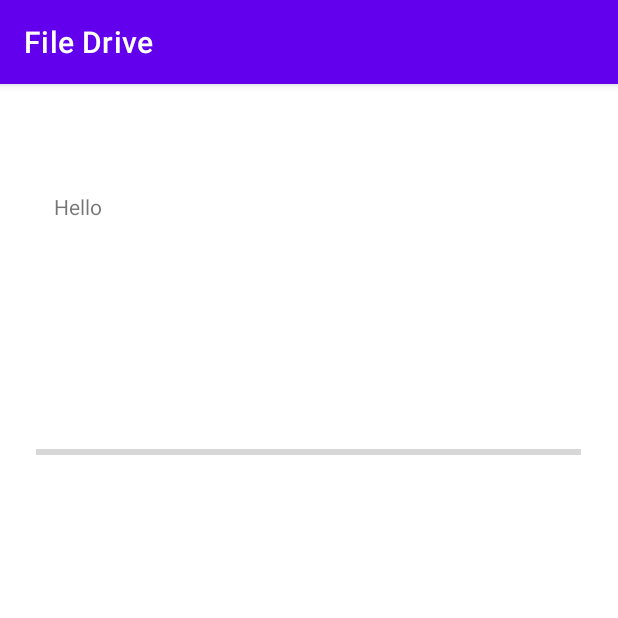
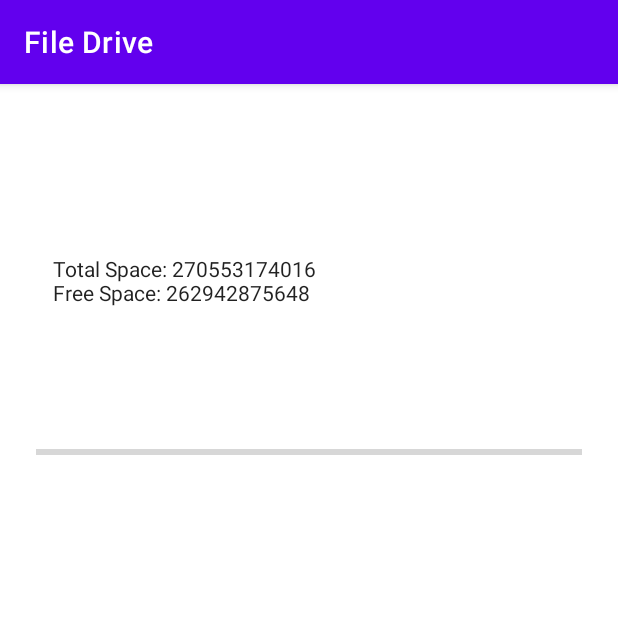
Before and after one commit to CHENNUPATIBALU/FileDrive, an Android app: the fragment StorageFragment shown on its own in the app's theme, on a phone screen of 412 x 824 dp, the top half of it. Run offline under Robolectric (Android 15) with nearby library versions, the phone set to English and light mode, and no system bars.

Commit message:
Drive,Storage Fragments updated

```diff
--- a/app/src/main/java/com/chennupatibalu/filedrive/SignUpActivity.java
+++ b/app/src/main/java/com/chennupatibalu/filedrive/SignUpActivity.java
@@ -52,7 +52,7 @@ public class SignUpActivity extends AppCompatActivity {
                     Toast.makeText(getApplicationContext(), "Sign Up failed", Toast.LENGTH_LONG).show();
                 } else {
                     Toast.makeText(getApplicationContext(), "Sign Up Success", Toast.LENGTH_SHORT).show();
-                    startActivity(new Intent(SignUpActivity.this, DriveFragment.class));
+                    startActivity(new Intent(SignUpActivity.this, MainActivity.class));
                     pb.setVisibility(View.GONE);
                     finish();
                     Toast.makeText(getApplicationContext(), "Welcome "+name, Toast.LENGTH_LONG).show();
--- a/app/src/main/java/com/chennupatibalu/filedrive/StorageFragment.java
+++ b/app/src/main/java/com/chennupatibalu/filedrive/StorageFragment.java
@@ -1,64 +1,38 @@
 package com.chennupatibalu.filedrive;
 
 import android.os.Bundle;
-
-import androidx.fragment.app.Fragment;
-
+import android.os.Environment;
 import android.view.LayoutInflater;
 import android.view.View;
 import android.view.ViewGroup;
 
-/**
- * A simple {@link Fragment} subclass.
- * Use the {@link StorageFragment#newInstance} factory method to
- * create an instance of this fragment.
- */
+import android.app.Fragment;
+import android.widget.ProgressBar;
+import android.widget.TextView;
+
 public class StorageFragment extends Fragment {
-
-    // TODO: Rename parameter arguments, choose names that match
-    // the fragment initialization parameters, e.g. ARG_ITEM_NUMBER
-    private static final String ARG_PARAM1 = "param1";
-    private static final String ARG_PARAM2 = "param2";
-
-    // TODO: Rename and change types of parameters
-    private String mParam1;
-    private String mParam2;
-
-    public StorageFragment() {
-        // Required empty public constructor
-    }
-
-    /**
-     * Use this factory method to create a new instance of
-     * this fragment using the provided parameters.
-     *
-     * @param param1 Parameter 1.
-     * @param param2 Parameter 2.
-     * @return A new instance of fragment StorageFragment.
-     */
-    // TODO: Rename and change types and number of parameters
-    public static StorageFragment newInstance(String param1, String param2) {
-        StorageFragment fragment = new StorageFragment();
-        Bundle args = new Bundle();
-        args.putString(ARG_PARAM1, param1);
-        args.putString(ARG_PARAM2, param2);
-        fragment.setArguments(args);
-        return fragment;
-    }
 
     @Override
     public void onCreate(Bundle savedInstanceState) {
         super.onCreate(savedInstanceState);
-        if (getArguments() != null) {
-            mParam1 = getArguments().getString(ARG_PARAM1);
-            mParam2 = getArguments().getString(ARG_PARAM2);
-        }
     }
 
     @Override
     public View onCreateView(LayoutInflater inflater, ViewGroup container,
                              Bundle savedInstanceState) {
         // Inflate the layout for this fragment
-        return inflater.inflate(R.layout.fragment_storage, container, false);
+        View view = inflater.inflate(R.layout.fragment_storage, container, false);
+
+        ProgressBar pb = view.findViewById(R.id.storageProgressBar);
+
+        long totalSpace = Environment.getExternalStorageDirectory().getTotalSpace();
+        long freeSpace = Environment.getExternalStorageDirectory().getFreeSpace();
+
+        TextView tv = view.findViewById(R.id.storageTextView);
+        tv.setText("Total Space: "+totalSpace+"\n"+"Free Space: "+freeSpace);
+        pb.setMax((int)totalSpace);
+        pb.setProgress((int)(freeSpace));
+
+        return view;
     }
 }
--- a/app/src/main/java/com/chennupatibalu/filedrive/ui/main/PageViewModel.java
+++ b/app/src/main/java/com/chennupatibalu/filedrive/ui/main/PageViewModel.java
@@ -12,7 +12,7 @@ public class PageViewModel extends ViewModel {
     private LiveData<String> mText = Transformations.map(mIndex, new Function<Integer, String>() {
         @Override
         public String apply(Integer input) {
-            return "Hello world from section: " + input;
+            return null;
         }
     });
 
--- a/app/src/main/res/layout/activity_main.xml
+++ b/app/src/main/res/layout/activity_main.xml
@@ -4,6 +4,7 @@
     xmlns:tools="http://schemas.android.com/tools"
     android:layout_width="match_parent"
     android:layout_height="match_parent"
+    android:id="@+id/mainActivityConstraintLayout"
     tools:context=".MainActivity">
 
     <com.google.android.material.appbar.AppBarLayout
@@ -47,6 +48,8 @@
         android:layout_height="match_parent"
         app:layout_behavior="@string/appbar_scrolling_view_behavior" />
 
+
+
     <com.google.android.material.floatingactionbutton.FloatingActionButton
         android:id="@+id/fab"
         android:layout_width="wrap_content"
--- a/app/src/main/res/layout/fragment_main.xml
+++ b/app/src/main/res/layout/fragment_main.xml
@@ -2,7 +2,7 @@
 <androidx.constraintlayout.widget.ConstraintLayout xmlns:android="http://schemas.android.com/apk/res/android"
     xmlns:app="http://schemas.android.com/apk/res-auto"
     xmlns:tools="http://schemas.android.com/tools"
-    android:id="@+id/constraintLayout"
+    android:id="@+id/ConstraintLayout"
     android:layout_width="match_parent"
     android:layout_height="match_parent"
     tools:context=".ui.main.PlaceholderFragment">
--- a/app/src/main/res/layout/fragment_storage.xml
+++ b/app/src/main/res/layout/fragment_storage.xml
@@ -1,5 +1,5 @@
 <?xml version="1.0" encoding="utf-8"?>
-<androidx.constraintlayout.widget.ConstraintLayout xmlns:android="http://schemas.android.com/apk/res/android"
+<FrameLayout xmlns:android="http://schemas.android.com/apk/res/android"
     xmlns:app="http://schemas.android.com/apk/res-auto"
     xmlns:tools="http://schemas.android.com/tools"
     android:id="@+id/constraintLayout"
@@ -8,23 +8,23 @@
 
     <RelativeLayout
         android:layout_width="match_parent"
-        android:layout_height="match_parent"
-        app:layout_constraintBottom_toBottomOf="parent"
-        app:layout_constraintEnd_toEndOf="parent"
-        app:layout_constraintStart_toStartOf="parent"
-        app:layout_constraintTop_toTopOf="parent">
+        android:layout_height="match_parent">
 
         <com.google.android.material.textview.MaterialTextView
             android:id="@+id/storageTextView"
+            style="@style/Widget.MaterialComponents.TextInputLayout.OutlinedBox"
             android:layout_width="328dp"
             android:layout_height="116dp"
             android:layout_alignParentStart="true"
             android:layout_alignParentLeft="true"
             android:layout_alignParentTop="true"
-            android:layout_marginStart="36dp"
-            android:layout_marginLeft="36dp"
-            android:layout_marginTop="72dp"
-            android:text="Hello" />
+            android:layout_alignParentEnd="true"
+            android:layout_alignParentRight="true"
+            android:layout_marginStart="35dp"
+            android:layout_marginLeft="35dp"
+            android:layout_marginTop="113dp"
+            android:layout_marginEnd="48dp"
+            android:layout_marginRight="48dp" />
 
         <ProgressBar
             android:id="@+id/storageProgressBar"
@@ -34,11 +34,16 @@
             android:layout_alignParentStart="true"
             android:layout_alignParentLeft="true"
             android:layout_alignParentTop="true"
+            android:layout_alignParentEnd="true"
+            android:layout_alignParentRight="true"
             android:layout_marginStart="24dp"
             android:layout_marginLeft="24dp"
             android:layout_marginTop="237dp"
-            android:progressTint="@color/blue_pink" />
+            android:layout_marginEnd="24dp"
+            android:layout_marginRight="24dp"
+            android:progress="90"
+            android:progressTint="@color/progressColor" />
 
     </RelativeLayout>
 
-</androidx.constraintlayout.widget.ConstraintLayout>
+</FrameLayout>
--- a/app/src/main/res/values/colors.xml
+++ b/app/src/main/res/values/colors.xml
@@ -10,4 +10,5 @@
     <color name="light_blue">#e6f2ff</color>
     <color name="blue_pink">#b366ff</color>
     <color name="blue_80">#99ccff</color>
+    <color name="progressColor">#1234EF</color>
 </resources>
--- a/app/src/main/res/values/strings.xml
+++ b/app/src/main/res/values/strings.xml
@@ -10,8 +10,8 @@
     <string name="invalid_password">Password must be >5 characters</string>
     <string name="login_failed">"Login failed"</string>
     <string name="title_activity_file">FileActivity</string>
-    <string name="tab_text_1">Tab 1</string>
-    <string name="tab_text_2">Tab 2</string>
+    <string name="tab_text_1">Drive</string>
+    <string name="tab_text_2">Storage</string>
     <string name="title_activity_drive">DriveActivity</string>
     <string name="login">login</string>
     <string name="todo">TODO</string>
```
Also changed, not shown: app/src/main/java/com/chennupatibalu/filedrive/DriveFragment.java (+37 -79 lines), app/src/main/java/com/chennupatibalu/filedrive/MainActivity.java (+38 -14 lines), app/src/main/res/layout/fragment_drive.xml (+3 -18 lines).
